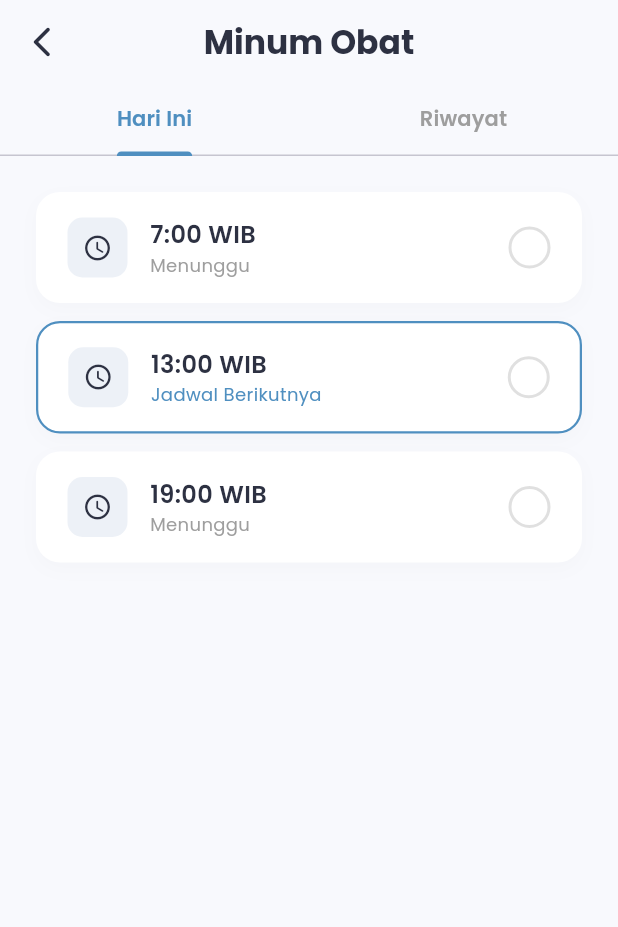
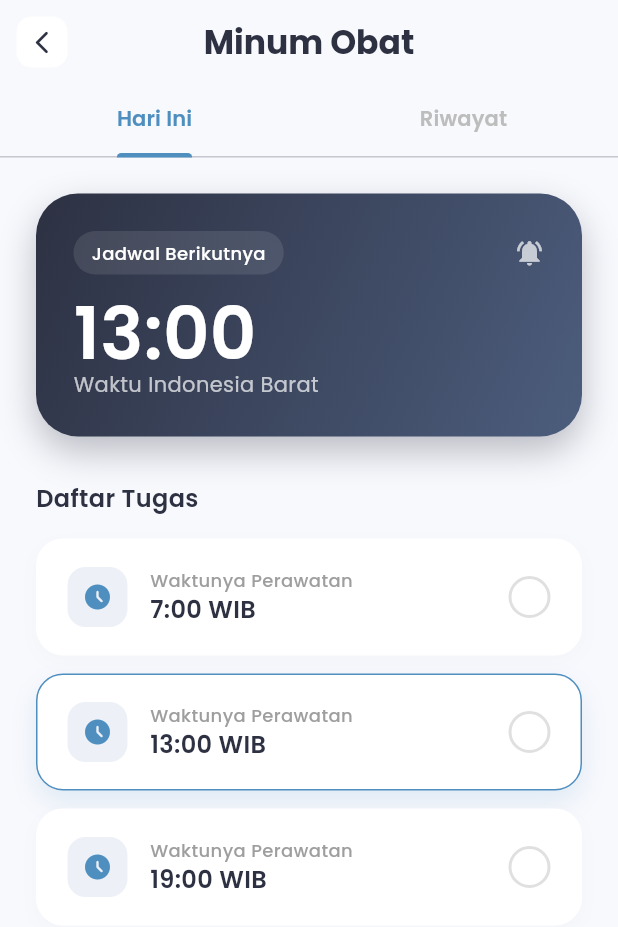
Before and after one commit to RaafiStudent/JagaNetra, a Flutter app: the screen it shows after launch, after a tap on "Jadwal Minum Obat", on a phone screen of 412 x 824 dp. Shown: the top 927 px of the screen. Run offline on Flutter 3.47's test engine with Material 3 defaults, Android fonts, the light colour scheme and no system bars; our stand-ins replace flutter_local_notifications, google_fonts, shared_preferences, timezone.

Commit message:
Restore 5-star Premium UI: Navy Blue Theme & Glassy Hero Cards

```diff
--- a/lib/main.dart
+++ b/lib/main.dart
@@ -23,11 +23,11 @@ class JagaNetraApp extends StatelessWidget {
       debugShowCheckedModeBanner: false,
       theme: ThemeData(
         useMaterial3: true,
-        scaffoldBackgroundColor: const Color(0xFFF8F9FD),
+        scaffoldBackgroundColor: const Color(0xFFF8F9FD), // Background Putih Kebiruan (Bersih)
         colorScheme: ColorScheme.fromSeed(
-          seedColor: const Color(0xFF2D3142),
+          seedColor: const Color(0xFF2D3142), // Royal Navy
           primary: const Color(0xFF2D3142),
-          secondary: const Color(0xFF4F8FC0),
+          secondary: const Color(0xFF4F8FC0), // Soft Blue
           surface: Colors.white,
         ),
       ),
@@ -78,6 +78,7 @@ class _DashboardPageState extends State<DashboardPage> {
   @override
   Widget build(BuildContext context) {
     return Scaffold(
+      backgroundColor: const Color(0xFFF8F9FD),
       body: SafeArea(
         child: Padding(
           padding: const EdgeInsets.symmetric(horizontal: 24.0),
@@ -85,51 +86,104 @@ class _DashboardPageState extends State<DashboardPage> {
             crossAxisAlignment: CrossAxisAlignment.start,
             children: [
               const SizedBox(height: 30),
+              // --- HEADER PREMIUM ---
               Row(
                 mainAxisAlignment: MainAxisAlignment.spaceBetween,
                 children: [
                   Column(
                     crossAxisAlignment: CrossAxisAlignment.start,
                     children: [
-                      Text("Assalamualaikum,", style: GoogleFonts.poppins(color: Colors.grey[600], fontSize: 14)),
-                      Text("Bunda 💙", style: GoogleFonts.poppins(color: const Color(0xFF2D3142), fontSize: 26, fontWeight: FontWeight.bold)),
+                      Text(
+                        "Assalamualaikum,",
+                        style: GoogleFonts.poppins(color: Colors.grey[600], fontSize: 14, fontWeight: FontWeight.w500),
+                      ),
+                      Text(
+                        "Bunda 💙",
+                        style: GoogleFonts.poppins(
+                          color: const Color(0xFF2D3142),
+                          fontSize: 28,
+                          fontWeight: FontWeight.bold,
+                          letterSpacing: -0.5,
+                        ),
+                      ),
                     ],
                   ),
                   Container(
-                    padding: const EdgeInsets.symmetric(horizontal: 14, vertical: 8),
+                    padding: const EdgeInsets.symmetric(horizontal: 16, vertical: 10),
                     decoration: BoxDecoration(
-                      color: const Color(0xFFEDF1F7),
+                      color: Colors.white,
                       borderRadius: BorderRadius.circular(20),
+                      boxShadow: [
+                        BoxShadow(
+                          color: Colors.grey.withOpacity(0.1),
+                          blurRadius: 10,
+                          offset: const Offset(0, 5),
+                        ),
+                      ],
                     ),
-                    child: Text(_timeString, style: GoogleFonts.poppins(fontWeight: FontWeight.bold, color: const Color(0xFF2D3142))),
+                    child: Text(
+                      _timeString,
+                      style: GoogleFonts.poppins(
+                        fontWeight: FontWeight.bold,
+                        color: const Color(0xFF2D3142),
+                        fontSize: 16,
+                      ),
+                    ),
                   ),
                 ],
               ),
+
               const SizedBox(height: 10),
-              Text(DateFormat('EEEE, d MMMM yyyy', 'id_ID').format(DateTime.now()), style: GoogleFonts.poppins(color: Colors.grey[500])),
+              Text(
+                DateFormat('EEEE, d MMMM yyyy', 'id_ID').format(DateTime.now()),
+                style: GoogleFonts.poppins(color: Colors.grey[500], fontWeight: FontWeight.w500),
+              ),
+
               const SizedBox(height: 40),
-              Text("Menu Perawatan", style: GoogleFonts.poppins(fontSize: 18, fontWeight: FontWeight.w600, color: const Color(0xFF2D3142))),
+
+              // --- MENU KARTU (CLEAN STYLE) ---
+              Text(
+                "Menu Perawatan",
+                style: GoogleFonts.poppins(
+                  fontSize: 18,
+                  fontWeight: FontWeight.w600,
+                  color: const Color(0xFF2D3142),
+                ),
+              ),
               const SizedBox(height: 20),
+
+              // KARTU 1: TETES MATA (Design Bintang 5)
               _buildMenuCard(
                 title: "Jadwal Tetes Mata",
                 subtitle: "6x Sehari • Rutin",
-                icon: Icons.water_drop,
-                color: const Color(0xFF4F8FC0),
+                icon: Icons.water_drop_outlined,
+                color: const Color(0xFF4F8FC0), // Soft Blue
                 onTap: () {
                   Navigator.push(context, MaterialPageRoute(
-                    builder: (context) => const DetailPage(title: "Tetes Mata", type: "eyedrops", schedules: [6, 9, 12, 15, 18, 21]),
+                    builder: (context) => const DetailPage(
+                      title: "Tetes Mata",
+                      type: "eyedrops",
+                      schedules: [6, 9, 12, 15, 18, 21],
+                    ),
                   ));
                 },
               ),
+
               const SizedBox(height: 20),
+
+              // KARTU 2: MINUM OBAT
               _buildMenuCard(
                 title: "Jadwal Minum Obat",
                 subtitle: "3x Sehari • Pagi, Siang, Malam",
-                icon: Icons.medication_rounded,
-                color: const Color(0xFFE57373),
+                icon: Icons.medication_outlined,
+                color: const Color(0xFFE57373), // Soft Red
                 onTap: () {
                   Navigator.push(context, MaterialPageRoute(
-                    builder: (context) => const DetailPage(title: "Minum Obat", type: "medicine", schedules: [7, 13, 19]),
+                    builder: (context) => const DetailPage(
+                      title: "Minum Obat",
+                      type: "medicine",
+                      schedules: [7, 13, 19],
+                    ),
                   ));
                 },
               ),
@@ -140,7 +194,13 @@ class _DashboardPageState extends State<DashboardPage> {
     );
   }
 
-  Widget _buildMenuCard({required String title, required String subtitle, required IconData icon, required Color color, required VoidCallback onTap}) {
+  Widget _buildMenuCard({
+    required String title,
+    required String subtitle,
+    required IconData icon,
+    required Color color,
+    required VoidCallback onTap,
+  }) {
     return GestureDetector(
       onTap: onTap,
       child: Container(
@@ -149,18 +209,55 @@ class _DashboardPageState extends State<DashboardPage> {
         decoration: BoxDecoration(
           color: Colors.white,
           borderRadius: BorderRadius.circular(24),
-          boxShadow: [BoxShadow(color: Colors.grey.withOpacity(0.05), blurRadius: 20, offset: const Offset(0, 10))],
+          boxShadow: [
+            BoxShadow(
+              color: const Color(0xFF2D3142).withOpacity(0.05), // Shadow biru tua sangat tipis
+              blurRadius: 20,
+              offset: const Offset(0, 10),
+            ),
+          ],
         ),
         child: Row(
           children: [
-            Container(padding: const EdgeInsets.all(16), decoration: BoxDecoration(color: color.withOpacity(0.1), shape: BoxShape.circle), child: Icon(icon, color: color, size: 32)),
+            Container(
+              padding: const EdgeInsets.all(16),
+              decoration: BoxDecoration(
+                color: color.withOpacity(0.1),
+                borderRadius: BorderRadius.circular(18), // Lebih kotak sedikit (Modern)
+              ),
+              child: Icon(icon, color: color, size: 28),
+            ),
             const SizedBox(width: 20),
-            Column(crossAxisAlignment: CrossAxisAlignment.start, children: [
-              Text(title, style: GoogleFonts.poppins(fontSize: 18, fontWeight: FontWeight.bold, color: const Color(0xFF2D3142))),
-              Text(subtitle, style: GoogleFonts.poppins(fontSize: 12, color: Colors.grey[500])),
-            ]),
+            Column(
+              crossAxisAlignment: CrossAxisAlignment.start,
+              children: [
+                Text(
+                  title,
+                  style: GoogleFonts.poppins(
+                    fontSize: 16,
+                    fontWeight: FontWeight.w700,
+                    color: const Color(0xFF2D3142),
+                  ),
+                ),
+                Text(
+                  subtitle,
+                  style: GoogleFonts.poppins(
+                    fontSize: 12,
+                    color: Colors.grey[500],
+                    fontWeight: FontWeight.w500,
+                  ),
+                ),
+              ],
+            ),
             const Spacer(),
-            Icon(Icons.arrow_forward_ios_rounded, color: Colors.grey[300], size: 18),
+            Container(
+              padding: const EdgeInsets.all(8),
+              decoration: BoxDecoration(
+                color: Colors.grey[50],
+                shape: BoxShape.circle,
+              ),
+              child: Icon(Icons.arrow_forward_ios_rounded, color: Colors.grey[300], size: 14),
+            ),
           ],
         ),
       ),
@@ -168,13 +265,18 @@ class _DashboardPageState extends State<DashboardPage> {
   }
 }
 
-// --- HALAMAN DETAIL UTAMA ---
+// --- HALAMAN DETAIL (KEMBALI KE DESAIN HERO CARD) ---
 class DetailPage extends StatefulWidget {
   final String title;
   final String type;
   final List<int> schedules;
 
-  const DetailPage({super.key, required this.title, required this.type, required this.schedules});
+  const DetailPage({
+    super.key,
+    required this.title,
+    required this.type,
+    required this.schedules,
+  });
 
   @override
   State<DetailPage> createState() => _DetailPageState();
@@ -226,32 +328,108 @@ class _DetailPageState extends State<DetailPage> with SingleTickerProviderStateM
 
   @override
   Widget build(BuildContext context) {
+    // Logic untuk Hero Card (Next Schedule)
+    int nextSchedule = widget.schedules.firstWhere(
+      (h) => h > DateTime.now().hour,
+      orElse: () => widget.schedules[0],
+    );
+
     return Scaffold(
       backgroundColor: const Color(0xFFF8F9FD),
       appBar: AppBar(
         backgroundColor: Colors.transparent,
         elevation: 0,
-        leading: IconButton(icon: const Icon(Icons.arrow_back_ios_new_rounded, color: Color(0xFF2D3142)), onPressed: () => Navigator.pop(context)),
-        title: Text(widget.title, style: GoogleFonts.poppins(color: const Color(0xFF2D3142), fontWeight: FontWeight.bold)),
+        leading: IconButton(
+          icon: Container(
+            padding: const EdgeInsets.all(8),
+            decoration: BoxDecoration(color: Colors.white, borderRadius: BorderRadius.circular(10)),
+            child: const Icon(Icons.arrow_back_ios_new_rounded, color: Color(0xFF2D3142), size: 18),
+          ),
+          onPressed: () => Navigator.pop(context),
+        ),
+        title: Text(
+          widget.title,
+          style: GoogleFonts.poppins(color: const Color(0xFF2D3142), fontWeight: FontWeight.bold),
+        ),
         centerTitle: true,
         bottom: TabBar(
           controller: _tabController,
           labelColor: const Color(0xFF4F8FC0),
-          unselectedLabelColor: Colors.grey,
+          unselectedLabelColor: Colors.grey[400],
           indicatorColor: const Color(0xFF4F8FC0),
+          indicatorWeight: 3,
           labelStyle: GoogleFonts.poppins(fontWeight: FontWeight.w600),
-          tabs: const [Tab(text: "Hari Ini"), Tab(text: "Riwayat")],
+          tabs: const [
+            Tab(text: "Hari Ini"),
+            Tab(text: "Riwayat"),
+          ],
         ),
       ),
       body: TabBarView(
         controller: _tabController,
         children: [
-          ListView(padding: const EdgeInsets.all(24), children: widget.schedules.map((hour) => _buildTaskTile(hour)).toList()),
-          // TAB RIWAYAT
+          // TAB 1: HARI INI (DENGAN HERO CARD MEWAH)
           ListView(
             padding: const EdgeInsets.all(24),
             children: [
-              // Simulasi Data Riwayat
+              // --- HERO CARD (GLASSY BLUE) - DIKEMBALIKAN ---
+              Container(
+                width: double.infinity,
+                padding: const EdgeInsets.all(25),
+                decoration: BoxDecoration(
+                  gradient: const LinearGradient(
+                    colors: [Color(0xFF2D3142), Color(0xFF4C5D7D)], // Gradient Navy Mewah
+                    begin: Alignment.topLeft,
+                    end: Alignment.bottomRight,
+                  ),
+                  borderRadius: BorderRadius.circular(28),
+                  boxShadow: [
+                    BoxShadow(
+                      color: const Color(0xFF2D3142).withOpacity(0.3),
+                      blurRadius: 20,
+                      offset: const Offset(0, 10),
+                    ),
+                  ],
+                ),
+                child: Column(
+                  crossAxisAlignment: CrossAxisAlignment.start,
+                  children: [
+                    Row(
+                      mainAxisAlignment: MainAxisAlignment.spaceBetween,
+                      children: [
+                        Container(
+                          padding: const EdgeInsets.symmetric(horizontal: 12, vertical: 6),
+                          decoration: BoxDecoration(color: Colors.white.withOpacity(0.1), borderRadius: BorderRadius.circular(20)),
+                          child: Text("Jadwal Berikutnya", style: GoogleFonts.poppins(color: Colors.white, fontSize: 12, fontWeight: FontWeight.w500)),
+                        ),
+                        const Icon(Icons.notifications_active, color: Colors.white70, size: 20),
+                      ],
+                    ),
+                    const SizedBox(height: 15),
+                    Text(
+                      "$nextSchedule:00",
+                      style: GoogleFonts.poppins(color: Colors.white, fontSize: 48, fontWeight: FontWeight.w600, height: 1),
+                    ),
+                    Text(
+                      "Waktu Indonesia Barat",
+                      style: GoogleFonts.poppins(color: Colors.white70, fontSize: 14),
+                    ),
+                  ],
+                ),
+              ),
+              const SizedBox(height: 30),
+
+              Text("Daftar Tugas", style: GoogleFonts.poppins(fontSize: 16, fontWeight: FontWeight.w600, color: const Color(0xFF2D3142))),
+              const SizedBox(height: 15),
+
+              ...widget.schedules.map((hour) => _buildTaskTile(hour)).toList(),
+            ],
+          ),
+
+          // TAB 2: RIWAYAT
+          ListView(
+            padding: const EdgeInsets.all(24),
+            children: [
               _buildHistoryCard(context, "Kemarin", "22 Des 2025", 100, true),
               _buildHistoryCard(context, "Senin", "21 Des 2025", 80, false),
               _buildHistoryCard(context, "Minggu", "20 Des 2025", 50, false),
@@ -272,46 +450,68 @@ class _DetailPageState extends State<DetailPage> with SingleTickerProviderStateM
       child: AnimatedContainer(
         duration: const Duration(milliseconds: 200),
         margin: const EdgeInsets.only(bottom: 12),
-        padding: const EdgeInsets.symmetric(horizontal: 20, vertical: 16),
+        padding: const EdgeInsets.symmetric(horizontal: 20, vertical: 18), // Padding lebih lega
         decoration: BoxDecoration(
           color: Colors.white,
-          borderRadius: BorderRadius.circular(16),
-          border: isNext ? Border.all(color: const Color(0xFF4F8FC0), width: 1.5) : Border.all(color: Colors.transparent),
-          boxShadow: [BoxShadow(color: Colors.grey.withOpacity(0.05), blurRadius: 10, offset: const Offset(0, 4))],
+          borderRadius: BorderRadius.circular(18),
+          border: isNext ? Border.all(color: const Color(0xFF4F8FC0), width: 1) : Border.all(color: Colors.transparent),
+          boxShadow: [
+             if (isNext)
+               BoxShadow(color: const Color(0xFF4F8FC0).withOpacity(0.15), blurRadius: 15, offset: const Offset(0, 8))
+             else
+               BoxShadow(color: Colors.grey.withOpacity(0.05), blurRadius: 10, offset: const Offset(0, 4)),
+          ],
         ),
         child: Row(
           children: [
-            Container(padding: const EdgeInsets.all(10), decoration: BoxDecoration(color: isDone ? Colors.green.withOpacity(0.1) : const Color(0xFFEDF1F7), borderRadius: BorderRadius.circular(10)), child: Icon(Icons.access_time_rounded, size: 20, color: isDone ? Colors.green : const Color(0xFF2D3142))),
+            Container(
+              padding: const EdgeInsets.all(10),
+              decoration: BoxDecoration(
+                color: isDone ? Colors.grey[100] : const Color(0xFFEDF1F7),
+                borderRadius: BorderRadius.circular(12),
+              ),
+              child: Icon(Icons.access_time_filled_rounded, size: 20, color: isDone ? Colors.grey : const Color(0xFF4F8FC0)),
+            ),
             const SizedBox(width: 15),
-            Expanded(child: Column(crossAxisAlignment: CrossAxisAlignment.start, children: [Text("$hour:00 WIB", style: GoogleFonts.poppins(fontSize: 16, fontWeight: FontWeight.w600, color: isDone ? Colors.grey : const Color(0xFF2D3142), decoration: isDone ? TextDecoration.lineThrough : null)), Text(isDone ? "Selesai" : (isNext ? "Jadwal Berikutnya" : "Menunggu"), style: GoogleFonts.poppins(fontSize: 12, color: isDone ? Colors.green : (isNext ? const Color(0xFF4F8FC0) : Colors.grey), fontWeight: isDone ? FontWeight.w500 : FontWeight.normal))])),
-            AnimatedContainer(duration: const Duration(milliseconds: 300), width: 28, height: 28, decoration: BoxDecoration(color: isDone ? Colors.green : Colors.transparent, shape: BoxShape.circle, border: Border.all(color: isDone ? Colors.transparent : Colors.grey[300]!, width: 2)), child: isDone ? const Icon(Icons.check, size: 16, color: Colors.white) : null),
+            Expanded(
+              child: Column(
+                crossAxisAlignment: CrossAxisAlignment.start,
+                children: [
+                  Text("Waktunya Perawatan", style: GoogleFonts.poppins(fontSize: 12, color: Colors.grey[500], fontWeight: FontWeight.w500)),
+                  Text("$hour:00 WIB", style: GoogleFonts.poppins(fontSize: 16, fontWeight: FontWeight.w600, color: isDone ? Colors.grey : const Color(0xFF2D3142), decoration: isDone ? TextDecoration.lineThrough : null)),
+                ],
+              ),
+            ),
+            AnimatedContainer(
+              duration: const Duration(milliseconds: 300),
+              width: 28, height: 28,
+              decoration: BoxDecoration(
+                color: isDone ? const Color(0xFF4CAF50) : Colors.transparent,
+                shape: BoxShape.circle,
+                border: Border.all(color: isDone ? Colors.transparent : Colors.grey[300]!, width: 2),
+              ),
+              child: isDone ? const Icon(Icons.check, size: 16, color: Colors.white) : null,
+            ),
           ],
         ),
       ),
     );
   }
 
-  // Widget Kartu Riwayat yang BISA DIKLIK
   Widget _buildHistoryCard(BuildContext context, String dayName, String fullDate, int percentage, bool perfect) {
     Color color = percentage == 100 ? Colors.green : Colors.orange;
-
     return GestureDetector(
       onTap: () {
-        // Navigasi ke Halaman Detail Riwayat (HistoryDetailPage)
         Navigator.push(context, MaterialPageRoute(
-          builder: (context) => HistoryDetailPage(
-            dateTitle: "$dayName, $fullDate",
-            schedules: widget.schedules,
-            isPerfect: perfect, // Simulasi data
-          ),
+          builder: (context) => HistoryDetailPage(dateTitle: "$dayName, $fullDate", schedules: widget.schedules, isPerfect: perfect),
         ));
       },
       child: Container(
         margin: const EdgeInsets.only(bottom: 12),
-        padding: const EdgeInsets.all(16),
+        padding: const EdgeInsets.all(18),
         decoration: BoxDecoration(
           color: Colors.white,
-          borderRadius: BorderRadius.circular(16),
+          borderRadius: BorderRadius.circular(18),
           boxShadow: [BoxShadow(color: Colors.grey.withOpacity(0.05), blurRadius: 10, offset: const Offset(0, 4))],
         ),
         child: Row(
@@ -342,18 +542,13 @@ class _DetailPageState extends State<DetailPage> with SingleTickerProviderStateM
   }
 }
 
-// --- HALAMAN DETAIL RIWAYAT (BARU) ---
+// --- HALAMAN DETAIL RIWAYAT ---
 class HistoryDetailPage extends StatelessWidget {
   final String dateTitle;
   final List<int> schedules;
   final bool isPerfect;
 
-  const HistoryDetailPage({
-    super.key,
-    required this.dateTitle,
-    required this.schedules,
-    required this.isPerfect,
-  });
+  const HistoryDetailPage({super.key, required this.dateTitle, required this.schedules, required this.isPerfect});
 
   @override
   Widget build(BuildContext context) {
@@ -363,7 +558,11 @@ class HistoryDetailPage extends StatelessWidget {
         backgroundColor: Colors.transparent,
         elevation: 0,
         leading: IconButton(
-          icon: const Icon(Icons.arrow_back_ios_new_rounded, color: Color(0xFF2D3142)),
+          icon: Container(
+            padding: const EdgeInsets.all(8),
+            decoration: BoxDecoration(color: Colors.white, borderRadius: BorderRadius.circular(10)),
+            child: const Icon(Icons.arrow_back_ios_new_rounded, color: Color(0xFF2D3142), size: 18),
+          ),
           onPressed: () => Navigator.pop(context),
         ),
         title: Text("Riwayat", style: GoogleFonts.poppins(color: const Color(0xFF2D3142), fontWeight: FontWeight.bold)),
@@ -374,21 +573,14 @@ class HistoryDetailPage extends StatelessWidget {
         child: Column(
           crossAxisAlignment: CrossAxisAlignment.start,
           children: [
-            Center(
-              child: Text(
-                dateTitle,
-                style: GoogleFonts.poppins(fontSize: 18, fontWeight: FontWeight.bold, color: const Color(0xFF2D3142)),
-              ),
-            ),
+            Center(child: Text(dateTitle, style: GoogleFonts.poppins(fontSize: 18, fontWeight: FontWeight.bold, color: const Color(0xFF2D3142)))),
             const SizedBox(height: 30),
             Expanded(
               child: ListView.builder(
                 itemCount: schedules.length,
                 itemBuilder: (context, index) {
                   int hour = schedules[index];
-                  // Simulasi: Jika isPerfect=true, semua dicentang. Jika tidak, ada yang bolong.
                   bool isDone = isPerfect ? true : (index % 2 == 0);
-
                   return Container(
                     margin: const EdgeInsets.only(bottom: 12),
                     padding: const EdgeInsets.symmetric(horizontal: 20, vertical: 16),
@@ -403,9 +595,7 @@ class HistoryDetailPage extends StatelessWidget {
                         const SizedBox(width: 15),
                         Text("$hour:00 WIB", style: GoogleFonts.poppins(fontSize: 16, fontWeight: FontWeight.w500, color: const Color(0xFF2D3142))),
                         const Spacer(),
-                        isDone
-                          ? const Icon(Icons.check_circle, color: Colors.green)
-                          : const Icon(Icons.cancel, color: Colors.redAccent),
+                        isDone ? const Icon(Icons.check_circle, color: Colors.green) : const Icon(Icons.cancel, color: Colors.redAccent),
                       ],
                     ),
                   );
```
